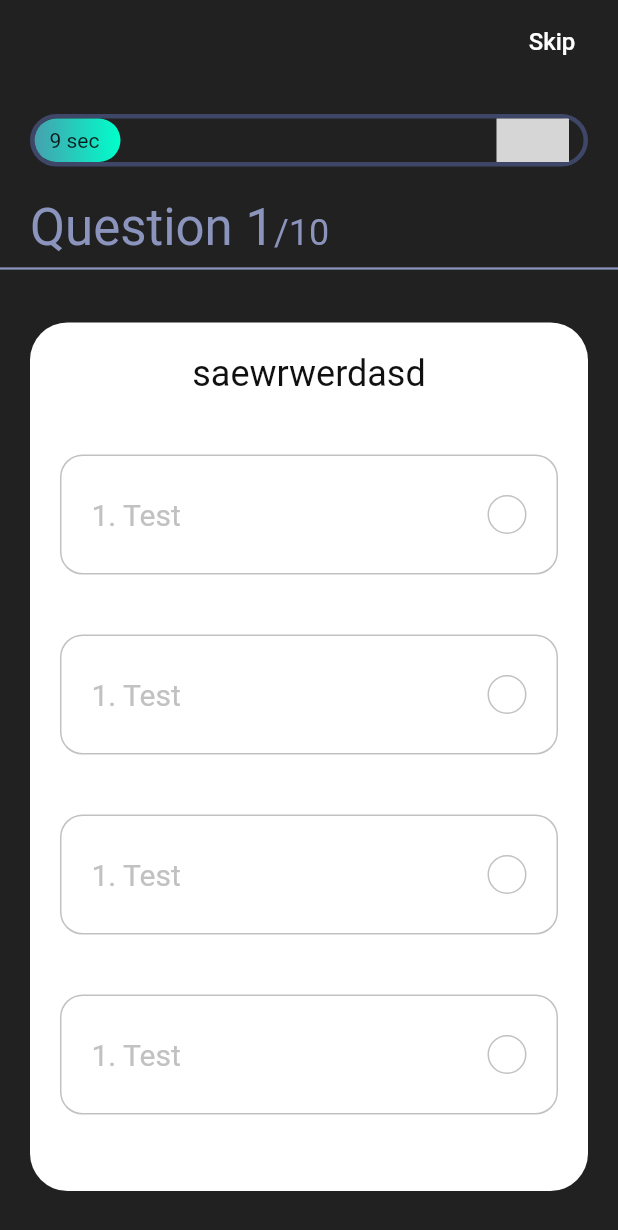
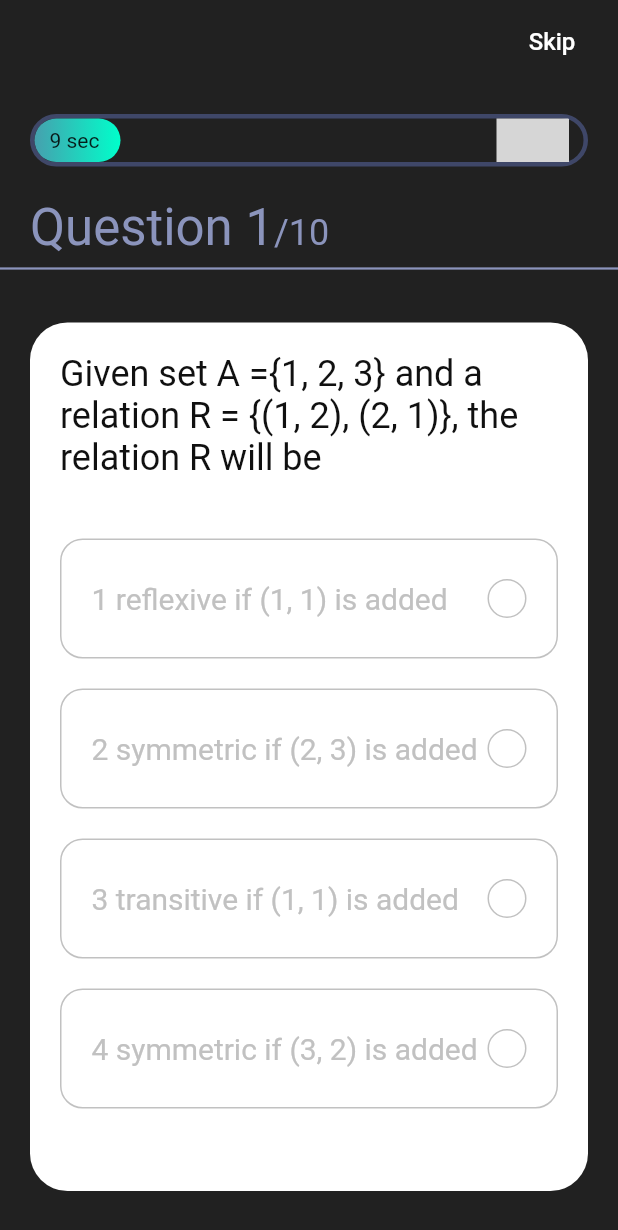
Before and after one commit to tkaveen/flutter-quiz-app, a Flutter app: the screen it shows after launch, swiped to page 3, on a phone screen of 412 x 824 dp. Shown: the top 1230 px of the screen. Run offline on Flutter 3.47's test engine with Material 2 defaults, Android fonts, the phone set to English and light mode, and no system bars; our stand-ins replace get, websafe_svg; missing offline and left inert: dart:ffi; grey boxes are pictures that could not be loaded.

Commit message:
options access done

```diff
--- a/lib/controllers/question_controller.dart
+++ b/lib/controllers/question_controller.dart
@@ -12,7 +12,7 @@ class QuestionController extends GetxController
       .map((question) => Question(
           id: question['id'],
           question: question['question'],
-          options: question['option'],
+          options: question['options'],
           answer: question['answer_index']))
       .toList();
 
--- a/lib/models/Questions.dart
+++ b/lib/models/Questions.dart
@@ -17,24 +17,36 @@ const List sample_data = [
       "equivalence relation",
       "symmetric"
     ],
-    "answer_index": 1,
+    "answer_index": 4,
   },
   {
     "id": 2,
-    "question": "hjghjghj",
-    "options": ["apple", "apple", "apple", "apple"],
-    "answer_index": 1,
+    "question":
+        "Given triangles with sides T1 : 3, 4, 5; T2 : 5, 12, 13; T3 : 6, 8, 10; T4 : 4, 7, 9 and a relation R in set of triangles defined as R = {(Δ1, Δ2) : Δ1 is similar to Δ2}. Which triangles belong to the same equivalence class?",
+    "options": ["T1 and T2", "T2 and T3", "T1 and T3", "T1 and T4"],
+    "answer_index": 3,
   },
   {
     "id": 3,
-    "question": "saewrwerdasd",
-    "options": ["apple", "apple", "apple", "apple"],
-    "answer_index": 1,
+    "question":
+        "Given set A ={1, 2, 3} and a relation R = {(1, 2), (2, 1)}, the relation R will be",
+    "options": [
+      "reflexive if (1, 1) is added",
+      "symmetric if (2, 3) is added",
+      "transitive if (1, 1) is added",
+      "symmetric if (3, 2) is added"
+    ],
+    "answer_index": 3,
   },
   {
     "id": 4,
-    "question": "wqweqweqweqwe",
-    "options": ["apple", "apple", "apple", "apple"],
-    "answer_index": 1,
+    "question": "Given set A = {a, b, c). An identity relation in set A is",
+    "options": [
+      "R = {(a, b), (a, c)}",
+      "R = {(a, a), (b, b), (c, c)}",
+      "R = {(a, a), (b, b), (c, c), (a, c)}",
+      "R= {(c, a), (b, a), (a, a)}"
+    ],
+    "answer_index": 2,
   },
 ];
--- a/lib/screens/quiz/components/option.dart
+++ b/lib/screens/quiz/components/option.dart
@@ -1,3 +1,5 @@
+import 'dart:ffi';
+
 import 'package:flutter/material.dart';
 
 import '../../../constants.dart';
@@ -5,11 +7,19 @@ import '../../../constants.dart';
 class Option extends StatelessWidget {
   const Option({
     Key key,
+    this.text,
+    this.index,
+    this.press,
   }) : super(key: key);
+  final String text;
+  final int index;
+  final VoidCallback press;
 
   @override
   Widget build(BuildContext context) {
-    return Container(
+    return InkWell(
+      onTap: press,
+      child: Container(
         height: 80,
         margin: EdgeInsets.only(top: kDefaultPadding),
         padding: EdgeInsets.all(kDefaultPadding),
@@ -20,7 +30,7 @@ class Option extends StatelessWidget {
           mainAxisAlignment: MainAxisAlignment.spaceBetween,
           children: [
             Text(
-            "1. Test",
+              "${index + 1} $text",
               style: TextStyle(color: kGrayColor, fontSize: 20),
             ),
             Container(
@@ -32,6 +42,7 @@ class Option extends StatelessWidget {
             )
           ],
         ),
+      ),
     );
   }
 }
--- a/lib/screens/quiz/components/question_card.dart
+++ b/lib/screens/quiz/components/question_card.dart
@@ -30,19 +30,13 @@ class QuestionCard extends StatelessWidget {
           SizedBox(
             height: kDefaultPadding,
           ),
-          Option(),
-          SizedBox(
-            height: kDefaultPadding,
-          ),
-          Option(),
-          SizedBox(
-            height: kDefaultPadding,
-          ),
-          Option(),
-          SizedBox(
-            height: kDefaultPadding,
-          ),
-          Option(),
+          ...List.generate(
+              question.options.length,
+              (index) => Option(
+                    index: index,
+                    text: question.options[index],
+                    press: () {},
+                  ))
         ],
       ),
     );
```
Lines whose indentation alone changed are shown as unchanged.
